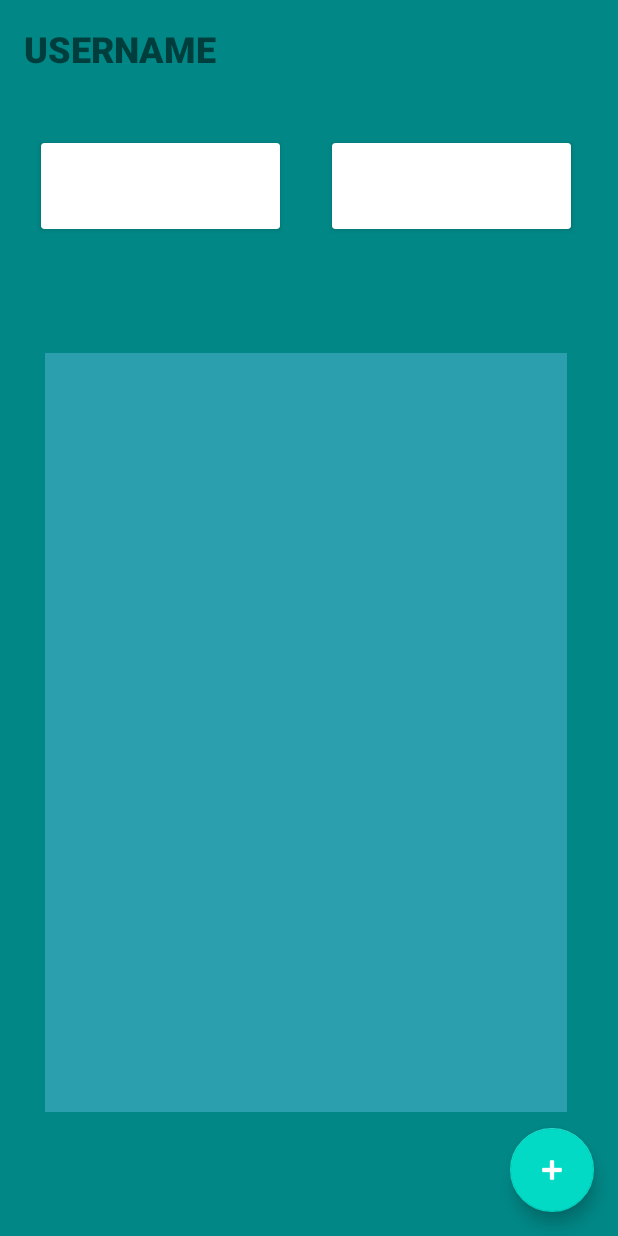
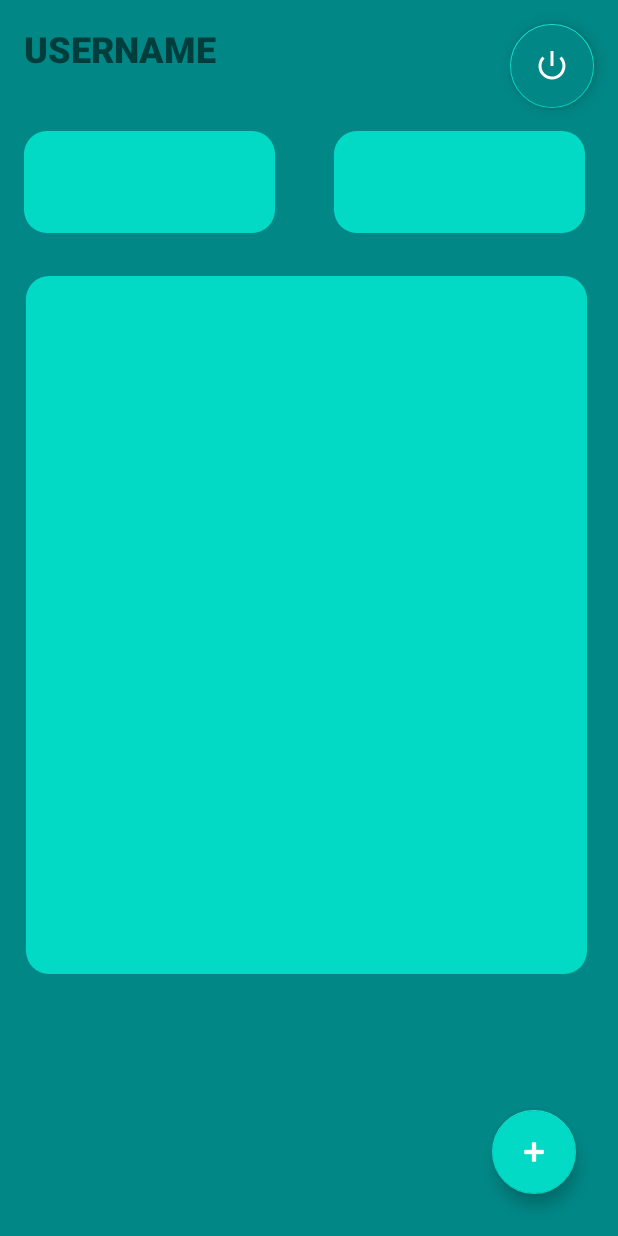
Before and after one commit to SaadNiaziDev/Hisaab_Kitaab, an Android app: the HomeScreen screen opened directly, with no data from a screen before it, on a phone screen of 412 x 824 dp. Run offline under Robolectric (Android 15) with nearby library versions, the phone set to English and light mode, and no system bars.

Commit message:
Design changes 2

```diff
--- a/app/src/main/java/com/example/hisaab_kitaab/MainActivity.java
+++ b/app/src/main/java/com/example/hisaab_kitaab/MainActivity.java
@@ -2,7 +2,9 @@ package com.example.hisaab_kitaab;
 
 import androidx.appcompat.app.AppCompatActivity;
 
+import android.content.Intent;
 import android.os.Bundle;
+import android.view.View;
 import android.widget.Button;
 import android.widget.TextView;
 
@@ -13,5 +15,13 @@ public class MainActivity extends AppCompatActivity {
     protected void onCreate(Bundle savedInstanceState) {
         super.onCreate(savedInstanceState);
         setContentView(R.layout.activity_main);
+        login = findViewById(R.id.signInBTN);
+        login.setOnClickListener(new View.OnClickListener() {
+            @Override
+            public void onClick(View view) {
+                Intent intent = new Intent(getApplicationContext(), HomeScreen.class);
+                startActivity(intent);
+            }
+        });
     }
 }
--- /dev/null
+++ b/app/src/main/res/drawable/logout_bg.xml
@@ -0,0 +1,7 @@
+<?xml version="1.0" encoding="utf-8"?>
+<shape xmlns:android="http://schemas.android.com/apk/res/android">
+    <solid android:color="@color/white"/>
+    <corners android:radius="300dp"/>
+    <size android:height="50dp"
+        android:width="50dp"/>
+</shape>
--- a/app/src/main/res/drawable/rounded_card.xml
+++ b/app/src/main/res/drawable/rounded_card.xml
@@ -1,5 +1,5 @@
 <?xml version="1.0" encoding="utf-8"?>
 <shape xmlns:android="http://schemas.android.com/apk/res/android">
     <solid android:color="@color/teal_200"/>
-    <corners android:radius="25dp"/>
+    <corners android:radius="15dp"/>
 </shape>
--- a/app/src/main/res/layout/activity_home_screen.xml
+++ b/app/src/main/res/layout/activity_home_screen.xml
@@ -21,9 +21,8 @@
             android:id="@+id/fab"
             android:layout_width="wrap_content"
             android:layout_height="wrap_content"
-            android:layout_gravity="end|bottom"
-            android:layout_marginEnd="16dp"
-            android:layout_marginBottom="16dp"
+            android:layout_marginEnd="28dp"
+            android:layout_marginBottom="28dp"
             android:contentDescription="@string/submit"
             android:src="@android:drawable/ic_input_add"
             app:backgroundTint="@color/teal_200"
@@ -34,14 +33,15 @@
 
         <androidx.recyclerview.widget.RecyclerView
             android:id="@+id/recyclerView"
-            android:layout_width="348dp"
-            android:layout_height="506dp"
-            android:background="#2C9FAE"
+            android:layout_width="374dp"
+            android:layout_height="465dp"
+            android:background="@drawable/rounded_card"
             app:layout_constraintBottom_toBottomOf="parent"
-            app:layout_constraintEnd_toEndOf="@+id/cardView2"
-            app:layout_constraintHorizontal_bias="0.533"
-            app:layout_constraintStart_toStartOf="@+id/debitBox"
-            app:layout_constraintTop_toBottomOf="@+id/cardView2" />
+            app:layout_constraintEnd_toEndOf="parent"
+            app:layout_constraintHorizontal_bias="0.066"
+            app:layout_constraintStart_toStartOf="@+id/constraintLayout"
+            app:layout_constraintTop_toBottomOf="@+id/constraintLayout"
+            app:layout_constraintVertical_bias="0.141" />
 
         <TextView
             android:id="@+id/textView5"
@@ -55,24 +55,44 @@
             app:layout_constraintStart_toStartOf="parent"
             app:layout_constraintTop_toTopOf="parent" />
 
-        <androidx.cardview.widget.CardView
-            android:id="@+id/debitBox"
-            android:layout_width="159dp"
-            android:layout_height="57dp"
-            android:layout_marginTop="32dp"
+        <androidx.constraintlayout.widget.ConstraintLayout
+            android:id="@+id/constraintLayout"
+            android:layout_width="167dp"
+            android:layout_height="68dp"
+            android:layout_marginStart="16dp"
+            android:layout_marginTop="24dp"
+            android:background="@drawable/rounded_card"
+            app:layout_constraintStart_toStartOf="parent"
+            app:layout_constraintTop_toBottomOf="@+id/textView5">
+
+        </androidx.constraintlayout.widget.ConstraintLayout>
+
+        <androidx.constraintlayout.widget.ConstraintLayout
+            android:id="@+id/constraintLayout2"
+            android:layout_width="167dp"
+            android:layout_height="68dp"
+            android:background="@drawable/rounded_card"
             app:layout_constraintEnd_toEndOf="parent"
-            app:layout_constraintHorizontal_bias="0.107"
-            app:layout_constraintStart_toStartOf="parent"
-            app:layout_constraintTop_toBottomOf="@+id/textView5" />
+            app:layout_constraintHorizontal_bias="0.644"
+            app:layout_constraintStart_toEndOf="@+id/constraintLayout"
+            app:layout_constraintTop_toTopOf="@+id/constraintLayout">
 
-        <androidx.cardview.widget.CardView
-            android:id="@+id/cardView2"
-            android:layout_width="159dp"
-            android:layout_height="57dp"
+        </androidx.constraintlayout.widget.ConstraintLayout>
+
+        <com.google.android.material.floatingactionbutton.FloatingActionButton
+            android:id="@+id/fab2"
+            android:layout_width="wrap_content"
+            android:layout_height="wrap_content"
+            android:layout_marginTop="16dp"
+            android:layout_marginEnd="16dp"
+            android:backgroundTint="@color/teal_700"
+            android:contentDescription="@string/submit"
+            android:src="@android:drawable/ic_lock_power_off"
+            app:backgroundTint="@color/teal_200"
             app:layout_constraintEnd_toEndOf="parent"
-            app:layout_constraintHorizontal_bias="0.529"
-            app:layout_constraintStart_toEndOf="@+id/debitBox"
-            app:layout_constraintTop_toTopOf="@+id/debitBox" />
+            app:layout_constraintTop_toTopOf="parent"
+            app:tint="@color/white"
+            tools:ignore="SpeakableTextPresentCheck,ImageContrastCheck" />
 
     </androidx.constraintlayout.widget.ConstraintLayout>
 </androidx.constraintlayout.widget.ConstraintLayout>
--- a/app/src/main/res/layout/activity_main.xml
+++ b/app/src/main/res/layout/activity_main.xml
@@ -22,7 +22,7 @@
         app:layout_constraintVertical_bias="0.497">
 
         <Button
-            android:id="@+id/button2"
+            android:id="@+id/signInBTN"
             android:layout_width="wrap_content"
             android:layout_height="wrap_content"
             android:layout_marginTop="20dp"
@@ -55,7 +55,7 @@
             android:text="Don't have an account? Register now"
             app:layout_constraintEnd_toEndOf="parent"
             app:layout_constraintStart_toStartOf="parent"
-            app:layout_constraintTop_toBottomOf="@+id/button2"
+            app:layout_constraintTop_toBottomOf="@+id/signInBTN"
             tools:ignore="TextContrastCheck" />
 
         <EditText
```
